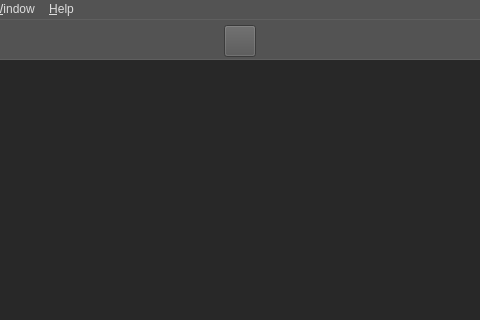
Before: the Qt Designer form resource/gui/GUI.ui in dthung1602/NetworkVisualization, drawn with Qt 5; both pictures show x 170 to 650 and y 0 to 320 of the 1366 by 835 pixel window.
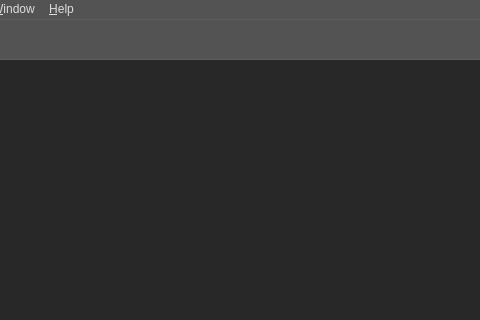
After: the same form once the commit is applied. Icons and pictures are not drawn.

Commit message: FPS + Constraint ui

Patch:
```diff
--- a/resource/gui/GUI.ui
+++ b/resource/gui/GUI.ui
@@ -684,7 +684,7 @@
       <string>&lt;html&gt;&lt;head/&gt;&lt;body&gt;&lt;p&gt;&lt;span style=&quot; color:#ffffff;&quot;&gt;Add nodes&lt;/span&gt;&lt;/p&gt;&lt;/body&gt;&lt;/html&gt;</string>
      </property>
      <property name="styleSheet">
-      <string notr="true">#graph_btn{
+      <string notr="true">QToolButton{
 background-color: transparent;
 border-image: url(&quot;resource/gui/tool/graph.png&quot;);
 background: none;
```
Left out of the diff: 14 changed lines with no effect on the pictures. The commit also changes 3 other files.
